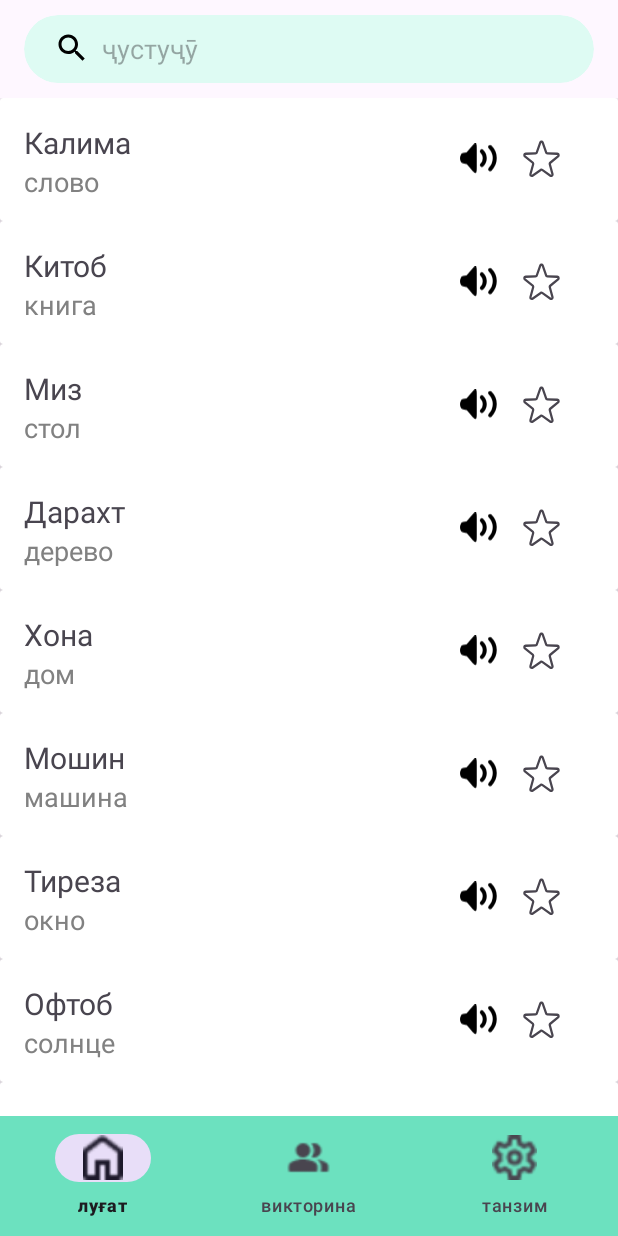
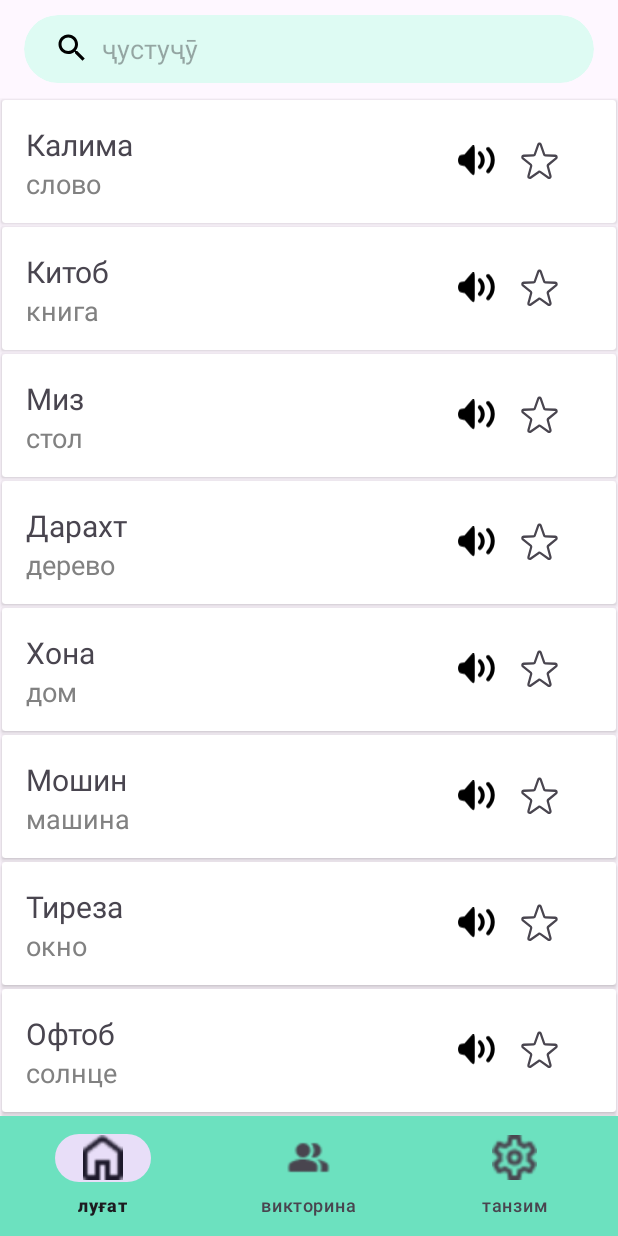
Before and after one commit to zafardeveloper/Dictionary, an Android app: the screen it shows after launch (MainActivity), on a phone screen of 412 x 824 dp. Run offline under Robolectric (Android 15) with nearby library versions, the phone set to English and light mode, and no system bars.

```diff
--- a/app/src/main/res/layout/list_item_layout.xml
+++ b/app/src/main/res/layout/list_item_layout.xml
@@ -3,7 +3,8 @@
     android:layout_width="match_parent"
     android:layout_height="wrap_content"
     android:orientation="horizontal"
-    android:padding="16dp">
+    android:padding="16dp"
+    android:layout_margin="1dp">
 
     <LinearLayout
         android:layout_height="wrap_content"
@@ -47,7 +48,7 @@
 
         <RadioButton
             android:id="@+id/radioBtnFavorite"
-            android:layout_gravity="center_vertical"
+            android:layout_gravity="center"
             android:layout_height="wrap_content"
             android:layout_marginStart="8dp"
             android:layout_width="wrap_content"
```
